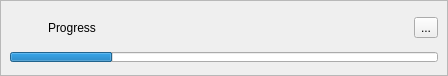
The window that resources/progress_widget.ui (shotgunsoftware/tk-multi-publish2) describes before a commit, drawn with Qt 5.
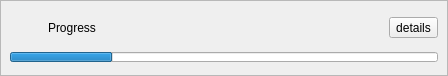
The same window after the commit. Icons and pictures are not drawn.

What changed in the file:
```diff
--- a/resources/progress_widget.ui
+++ b/resources/progress_widget.ui
@@ -66,7 +66,7 @@
         <item>
          <widget class="QToolButton" name="details_toggle">
           <property name="text">
-           <string>...</string>
+           <string>details</string>
           </property>
          </widget>
         </item>
```
